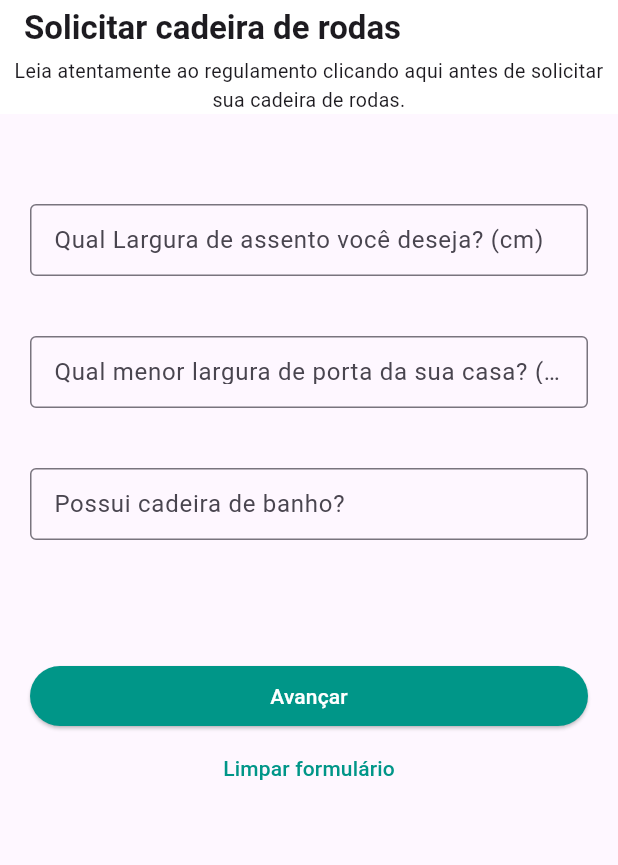
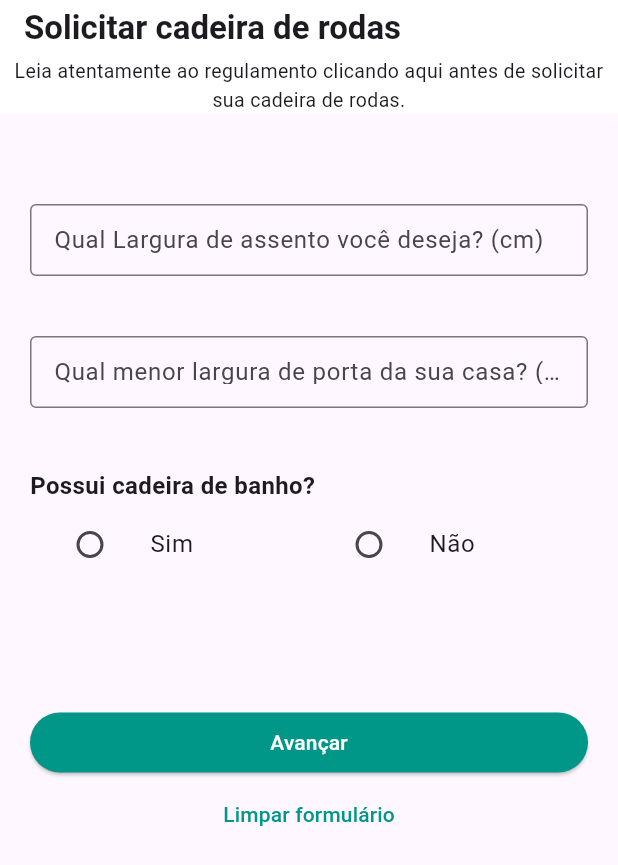
Before and after one commit to Gabrielkr28/ecolacre-front, a Flutter app: the CadastroPage screen opened directly, on a phone screen of 412 x 824 dp. Shown: the top 865 px of the screen. Run offline on Flutter 3.47's test engine with Material 3 defaults, Android fonts, the phone set to English and light mode, and no system bars; our stand-ins replace device_preview.

Commit message:
Ajustando componente de radio button para perguntas de sim e não

```diff
--- /dev/null
+++ b/lib/app/screens/widgets/radio_button.dart
@@ -0,0 +1,76 @@
+import 'package:flutter/material.dart';
+
+class YesNoRadioButton extends StatefulWidget {
+  final String label;
+  final Function(bool?) onSelection;
+
+  const YesNoRadioButton({
+    Key? key,
+    required this.label,
+    required this.onSelection,
+  }) : super(key: key);
+
+  @override
+  _YesNoRadioButtonState createState() => _YesNoRadioButtonState();
+}
+
+class _YesNoRadioButtonState extends State<YesNoRadioButton> {
+  bool? _groupValue;
+
+  @override
+  Widget build(BuildContext context) {
+    return Column(
+      crossAxisAlignment: CrossAxisAlignment.start,
+      children: <Widget>[
+        Text(
+          widget.label,
+          style: TextStyle(fontSize: 16, fontWeight: FontWeight.bold),
+        ),
+        Row(
+          mainAxisAlignment: MainAxisAlignment.start,
+          children: <Widget>[
+            Expanded(
+              child: ListTile(
+                title: const Text('Sim'),
+                leading: Radio<bool>(
+                  value: true,
+                  groupValue: _groupValue,
+                  onChanged: (bool? value) {
+                    setState(() {
+                      _groupValue = value;
+                    });
+                    widget.onSelection(value);
+                  },
+                ),
+              ),
+            ),
+            Expanded(
+              child: ListTile(
+                title: const Text('Não'),
+                leading: Radio<bool>(
+                  value: false,
+                  groupValue: _groupValue,
+                  onChanged: (bool? value) {
+                    setState(() {
+                      _groupValue = value;
+                    });
+                    widget.onSelection(value);
+                  },
+                ),
+              ),
+            ),
+          ],
+        ),
+      ],
+    );
+  }
+}
+
+
+
+// Para usar esse componente nas telas do seu app, você pode fazer algo assim:
+
+//   YesNoRadioButton(
+//   label: 'Você estuda?',
+//   onSelection: (bool? value) {
+//   },),
--- a/lib/pessoaFisica/tela_cinco.dart
+++ b/lib/pessoaFisica/tela_cinco.dart
@@ -2,7 +2,7 @@ import 'package:flutter/material.dart';
 import '../app/screens/widgets/custom_input.dart';
 import 'package:device_preview/device_preview.dart';
 import 'package:flutter/foundation.dart';
-
+import '../app/screens/widgets/radio_button.dart';
 
 
 void main() => runApp(
@@ -91,10 +91,10 @@ class _CadastroPageState extends State<CadastroPage> {
                   inputType: TextInputType.datetime,
                 ),
                 const SizedBox(height: 40.0),
-                CustomInput(
-                  labelText: 'Possui cadeira de banho?',
-                  controller: _cadeiraBanhoController,
-                ),
+                YesNoRadioButton(
+                label: 'Possui cadeira de banho?',
+                onSelection: (bool? value) {
+                },),
                 const SizedBox(height: 80.0),
                 ElevatedButton(
                 style: ButtonStyle(
```
Also changed, not shown: lib/pessoaFisica/tela_tres.dart (+10 -8 lines).
